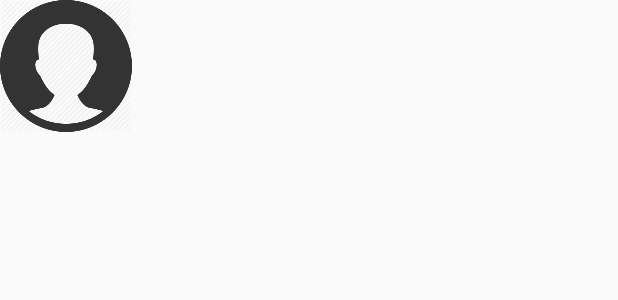
After one commit to architkaila/DoctorOnTheGoApp, an Android app: the layout patient_list.xml on its own in the app's theme, with its tools: preview values and no code run, on a phone screen of 412 x 824 dp. The commit adds this screen. Shown: the top 300 px of the screen. Run offline under Robolectric (Android 15) with nearby library versions, the phone set to English and light mode, and no system bars.

Commit message:
Added Patient List for doctor

```diff
--- /dev/null
+++ b/app/src/main/res/layout/patient_list.xml
@@ -0,0 +1,35 @@
+<?xml version="1.0" encoding="utf-8"?>
+<RelativeLayout xmlns:android="http://schemas.android.com/apk/res/android"
+    android:layout_width="match_parent"
+    android:layout_height="88dp">
+
+    <ImageView
+        android:id="@+id/image"
+        android:layout_width="88dp"
+        android:layout_height="88dp"
+        android:src="@drawable/unnamed" />
+
+    <LinearLayout
+        android:id="@+id/textContainer"
+        android:layout_width="match_parent"
+        android:layout_height="88dp"
+        android:layout_alignParentBottom="true"
+        android:layout_alignParentRight="true"
+        android:layout_alignParentTop="true"
+        android:orientation="vertical"
+        android:paddingLeft="16dp">
+
+        <TextView
+            android:id="@+id/name"
+            android:layout_width="match_parent"
+            android:layout_height="0dp"
+            android:layout_weight="1"
+            android:gravity="center"
+            android:textAppearance="?android:textAppearanceMedium">
+
+        </TextView>
+
+    </LinearLayout>
+
+
+</RelativeLayout>
```
Also changed, not shown: app/src/main/java/software/doctoronthego/PatientList.java (added, +25 -0 lines), app/src/main/java/software/doctoronthego/PatientListAdaptor.java (added, +41 -0 lines), app/src/main/java/software/doctoronthego/fragments/DoctorPatientList.java (+50 -5 lines), app/src/main/res/layout/fragment_doctor_patient_list.xml (+4 -4 lines).
